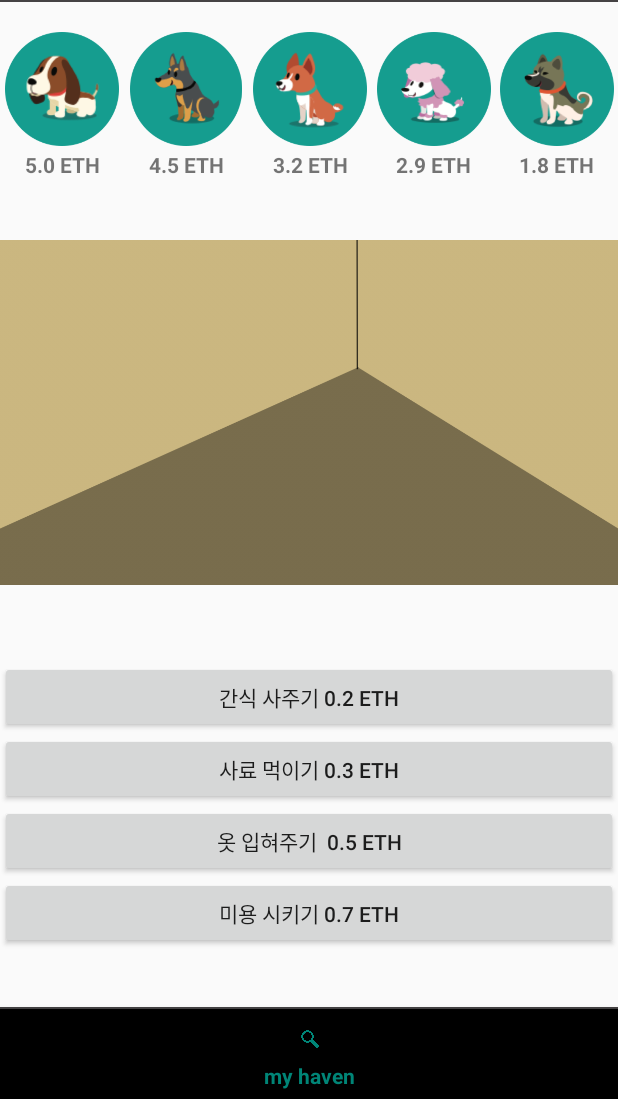
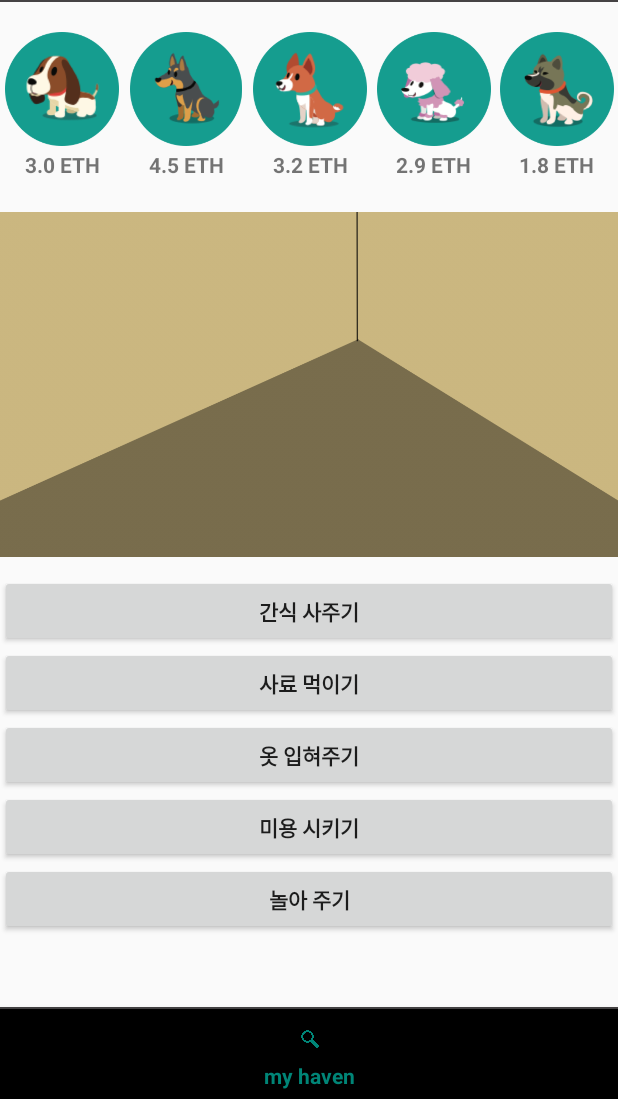
Before and after one commit to MustSix/Abandoned_Dogs_donation_Platform, an Android app: the screen it shows after launch (MainActivity), item 3 of the bottom bar chosen, on a phone screen of 412 x 824 dp, the part 137-1236 px from its top. Run offline under Robolectric (Android 15) with nearby library versions, the phone set to English and light mode, and no system bars.

Commit message:
haven 게임 화면 구현

```diff
--- a/MustSix-master/app/src/main/java/com/example/mustsix/navigation/MyHavenFragment.java
+++ b/MustSix-master/app/src/main/java/com/example/mustsix/navigation/MyHavenFragment.java
@@ -1,9 +1,14 @@
 package com.example.mustsix.navigation;
 
 import android.os.Bundle;
+import android.util.Log;
 import android.view.LayoutInflater;
 import android.view.View;
 import android.view.ViewGroup;
+import android.widget.Button;
+import android.widget.ImageButton;
+import android.widget.ImageView;
+import android.widget.TextView;
 
 import androidx.annotation.NonNull;
 import androidx.annotation.Nullable;
@@ -13,10 +18,91 @@ import com.example.mustsix.R;
 
 public class MyHavenFragment extends Fragment {
 
+    private View view;
+    ImageView roomimage = null;
+
+    public double dog_balance = 3.0;
+    public double plus_snack = 0.3;
+    public double plus_feed = 0.3;
+    public double plus_cloth = 0.3;
+    public double plus_beauty = 0.3;
+    public double plus_play = 0.3;
+
     @Nullable
     @Override
     public View onCreateView(@NonNull LayoutInflater inflater, @Nullable ViewGroup container, @Nullable Bundle savedInstanceState) {
-        View view = LayoutInflater.from(getActivity()).inflate(R.layout.fragment_myhaven, container, false);
+        view = LayoutInflater.from(getActivity()).inflate(R.layout.fragment_myhaven, container, false);
+
+        final ImageButton havendog1 = (ImageButton) view.findViewById(R.id.havendog1);
+        Button snack = (Button) view.findViewById(R.id.snack);
+        Button feed = (Button) view.findViewById(R.id.feed);
+        Button cloth = (Button) view.findViewById(R.id.cloth);
+        Button beauty = (Button) view.findViewById(R.id.beauty);
+        Button play = (Button) view.findViewById(R.id.play);
+
+        final TextView havendog1_txt = (TextView) view.findViewById(R.id.havendog1_txt);
+        roomimage = (ImageView) view.findViewById(R.id.emptyroom);
+
+
+
+        havendog1_txt.setText(dog_balance + " ETH");
+
+        //1번 강아지 클릭시 강아지 누워있는 화면이 나옴
+        havendog1.setOnClickListener(new View.OnClickListener() {
+            @Override
+            public void onClick(View view) {
+                roomimage.setImageResource(R.drawable.haven_basic);
+                havendog1_txt.setText(dog_balance + " ETH");
+            }
+        });
+
+        //간식 주기 클릭시
+        snack.setOnClickListener(new View.OnClickListener() {
+
+            @Override
+            public void onClick(View view) {
+                roomimage.setImageResource(R.drawable.haven_snack);
+                dog_balance = dog_balance + plus_snack;
+                havendog1_txt.setText(dog_balance+ " ETH");
+            }
+        });
+
+        feed.setOnClickListener(new View.OnClickListener() {
+            @Override
+            public void onClick(View view) {
+                roomimage.setImageResource(R.drawable.haven_feed);
+                dog_balance = dog_balance + plus_feed;
+                havendog1_txt.setText(dog_balance+ " ETH");
+            }
+        });
+
+        cloth.setOnClickListener(new View.OnClickListener() {
+            @Override
+            public void onClick(View view) {
+                roomimage.setImageResource(R.drawable.haven_cloth);
+                dog_balance = dog_balance + plus_cloth;
+                havendog1_txt.setText(dog_balance+ " ETH");
+            }
+        });
+
+        beauty.setOnClickListener(new View.OnClickListener() {
+            @Override
+            public void onClick(View view) {
+                roomimage.setImageResource(R.drawable.haven_beauty);
+                dog_balance = dog_balance + plus_beauty;
+                havendog1_txt.setText(dog_balance+ " ETH");
+            }
+        });
+
+        play.setOnClickListener(new View.OnClickListener() {
+            @Override
+            public void onClick(View view) {
+                roomimage.setImageResource(R.drawable.haven_play);
+                dog_balance = dog_balance + plus_play;
+                havendog1_txt.setText(dog_balance+ " ETH");
+            }
+        });
+
         return view;
     }
 }
--- a/MustSix-master/app/src/main/res/layout/fragment_myhaven.xml
+++ b/MustSix-master/app/src/main/res/layout/fragment_myhaven.xml
@@ -161,43 +161,50 @@
 
     <LinearLayout
         android:layout_width="match_parent"
-        android:layout_height="match_parent"
+        android:layout_height="534dp"
         android:orientation="vertical">
 
         <ImageView
+            android:id="@+id/emptyroom"
             android:layout_width="match_parent"
-            android:layout_height="291dp"
-            android:src="@drawable/emptyroom"></ImageView>
-
-        <View
-            android:id="@+id/view"
-            android:layout_width="match_parent"
-            android:layout_height="20dp" />
+            android:layout_height="254dp"
+            android:src="@drawable/emptyroom" />
 
         <Button
             android:id="@+id/snack"
             android:layout_width="match_parent"
             android:layout_height="wrap_content"
-            android:text="간식 사주기 0.2 ETH" />
+            android:text="간식 사주기"
+            android:textStyle="bold" />
 
         <Button
             android:id="@+id/feed"
             android:layout_width="match_parent"
             android:layout_height="wrap_content"
-            android:text="사료 먹이기 0.3 ETH" />
+            android:text="사료 먹이기"
+            android:textStyle="bold" />
 
         <Button
             android:id="@+id/cloth"
             android:layout_width="match_parent"
             android:layout_height="wrap_content"
-            android:text="옷 입혀주기  0.5 ETH" />
+            android:text="옷 입혀주기"
+            android:textStyle="bold" />
 
 
         <Button
             android:id="@+id/beauty"
             android:layout_width="match_parent"
             android:layout_height="wrap_content"
-            android:text="미용 시키기 0.7 ETH" />
+            android:text="미용 시키기"
+            android:textStyle="bold" />
+
+        <Button
+            android:id="@+id/play"
+            android:layout_width="match_parent"
+            android:layout_height="wrap_content"
+            android:text="놀아 주기"
+            android:textStyle="bold" />
     </LinearLayout>
 
 
```
Also changed, not shown: MustSix-master/app/src/main/res/drawable/haven_basic.png (added), MustSix-master/app/src/main/res/drawable/haven_beauty.png (added), MustSix-master/app/src/main/res/drawable/haven_cloth.png (added), MustSix-master/app/src/main/res/drawable/haven_feed.png (added), MustSix-master/app/src/main/res/drawable/haven_play.png (added), MustSix-master/app/src/main/res/drawable/haven_snack.png (added).
